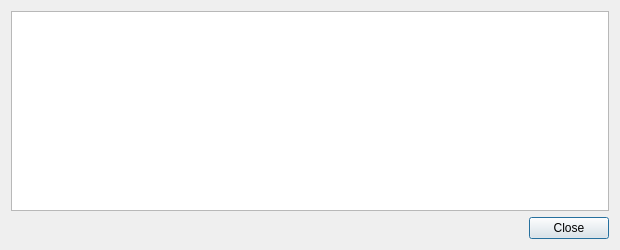
This is src/qt/forms/transactiondescdialog.ui in noirofficial/noir as Qt 5 draws it before an edit. The edited form follows.
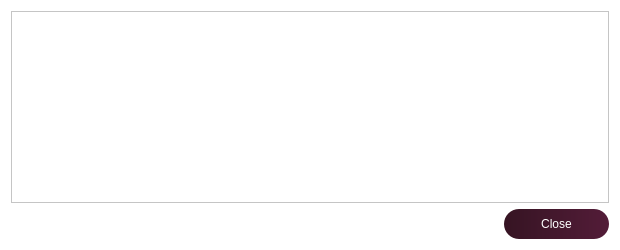
This is the edited form.

Patch:
```diff
--- a/src/qt/forms/transactiondescdialog.ui
+++ b/src/qt/forms/transactiondescdialog.ui
@@ -13,6 +13,9 @@
   <property name="windowTitle">
    <string notr="true">Transaction details</string>
   </property>
+  <property name="styleSheet">
+   <string notr="true">background-color:white;</string>
+  </property>
   <layout class="QVBoxLayout" name="verticalLayout">
    <item>
     <widget class="QTextEdit" name="detailText">
@@ -26,6 +29,13 @@
    </item>
    <item>
     <widget class="QDialogButtonBox" name="buttonBox">
+     <property name="styleSheet">
+      <string notr="true">background: QLinearGradient(x1: 0, y1: 0, x2: 1, y2: 0, stop: 0 #361423, stop: 1 #531c38);
+color: white;
+border-radius:15px;
+height:30px;
+width:105px;</string>
+     </property>
      <property name="orientation">
       <enum>Qt::Horizontal</enum>
      </property>
```
